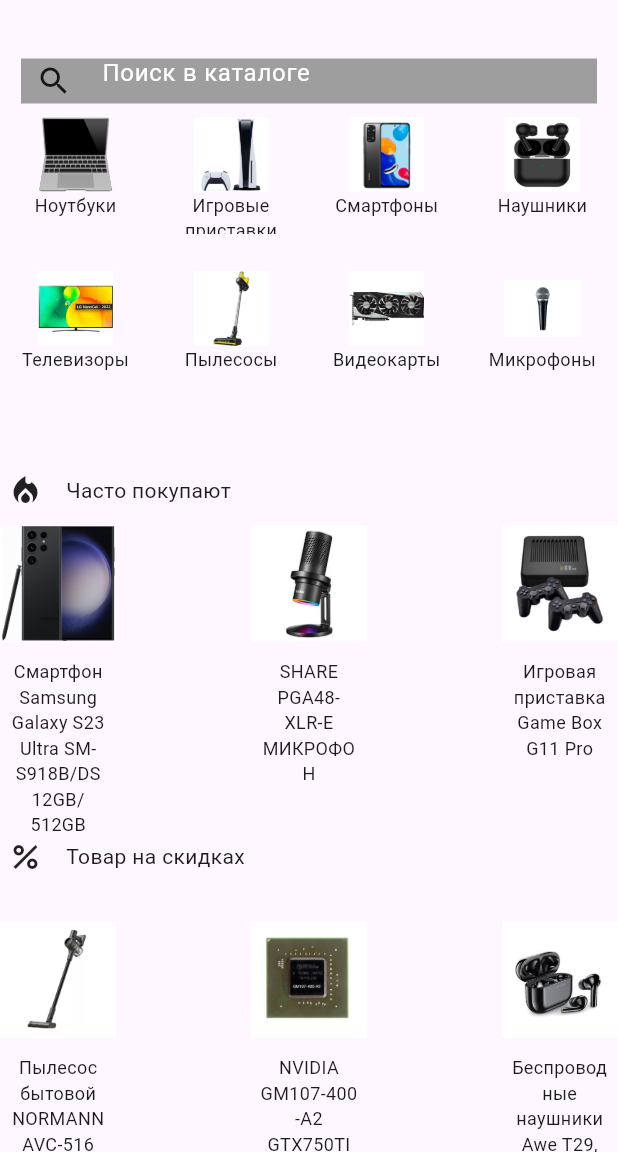
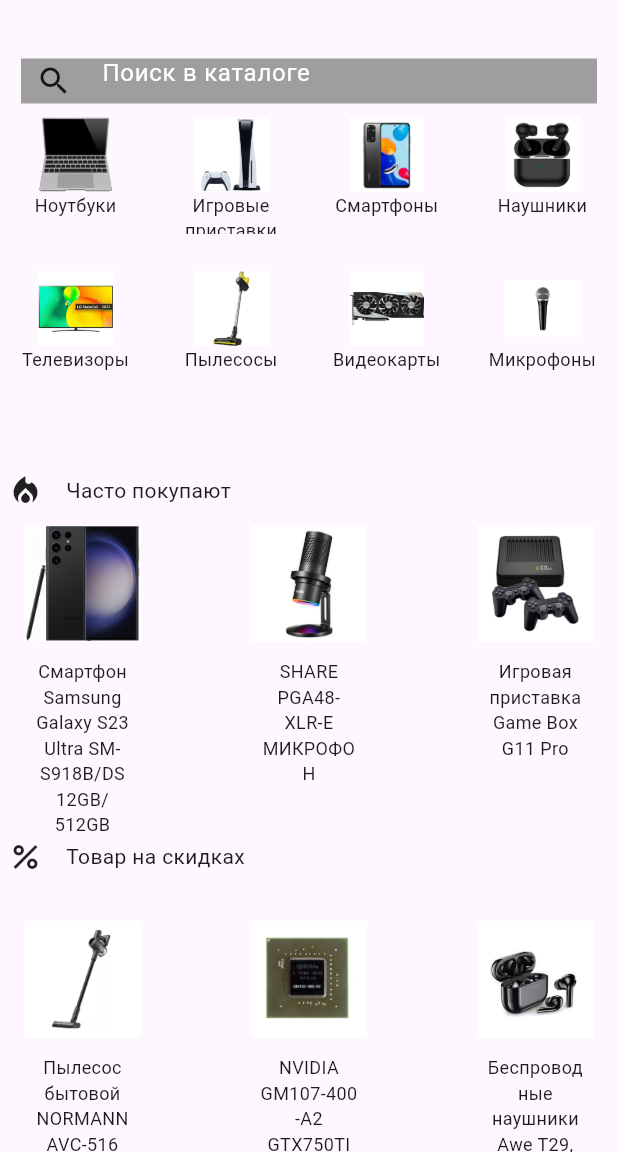
Before and after one commit to Mynameiswolf96/device_shop, a Flutter app: the screen it shows after launch, on a phone screen of 412 x 824 dp, the part 84-1236 px from its top. Run offline on Flutter 3.47's test engine with Material 3 defaults, Android fonts, the phone set to English and light mode, and no system bars.

Commit message:
add two paddings in discount and often buy catalogs

```diff
--- a/lib/device_shop.dart
+++ b/lib/device_shop.dart
@@ -138,9 +138,12 @@
 
   @override
   Widget build(BuildContext context) {
-    return Row(
-      mainAxisAlignment: MainAxisAlignment.spaceBetween,
-      children: listOFWidgetProductOftenBuy,
+    return Padding(
+      padding: const EdgeInsets.only(left: 16.23,right: 16.23),
+      child: Row(
+        mainAxisAlignment: MainAxisAlignment.spaceBetween,
+        children: listOFWidgetProductOftenBuy,
+      ),
     );
   }
 }
@@ -150,9 +153,12 @@
 
   @override
   Widget build(BuildContext context) {
-    return Row(
-      mainAxisAlignment: MainAxisAlignment.spaceBetween,
-      children: listOFWidgetOfDiscountProduct,
+    return Padding(
+      padding: const EdgeInsets.only(left: 16.23,right: 16.23),
+      child: Row(
+        mainAxisAlignment: MainAxisAlignment.spaceBetween,
+        children: listOFWidgetOfDiscountProduct,
+      ),
     );
   }
 }
```
